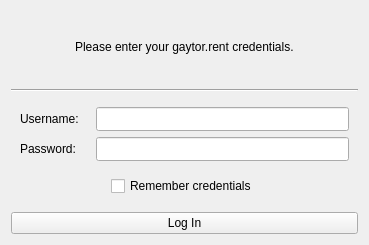
Above: src/loginwindow.ui from vancer0/guu-cpp before the change. Below: the same form after it.
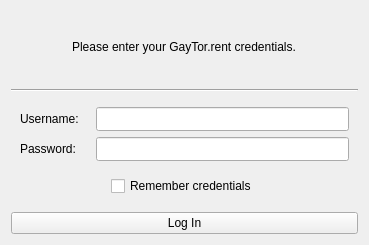
That is the form after the change. Icons and pictures are not drawn.

What changed in the file:
```diff
--- a/src/loginwindow.ui
+++ b/src/loginwindow.ui
@@ -45,7 +45,7 @@
       </sizepolicy>
      </property>
      <property name="text">
-      <string>Please enter your gaytor.rent credentials.</string>
+      <string>Please enter your GayTor.rent credentials.</string>
      </property>
     </widget>
    </item>
```
